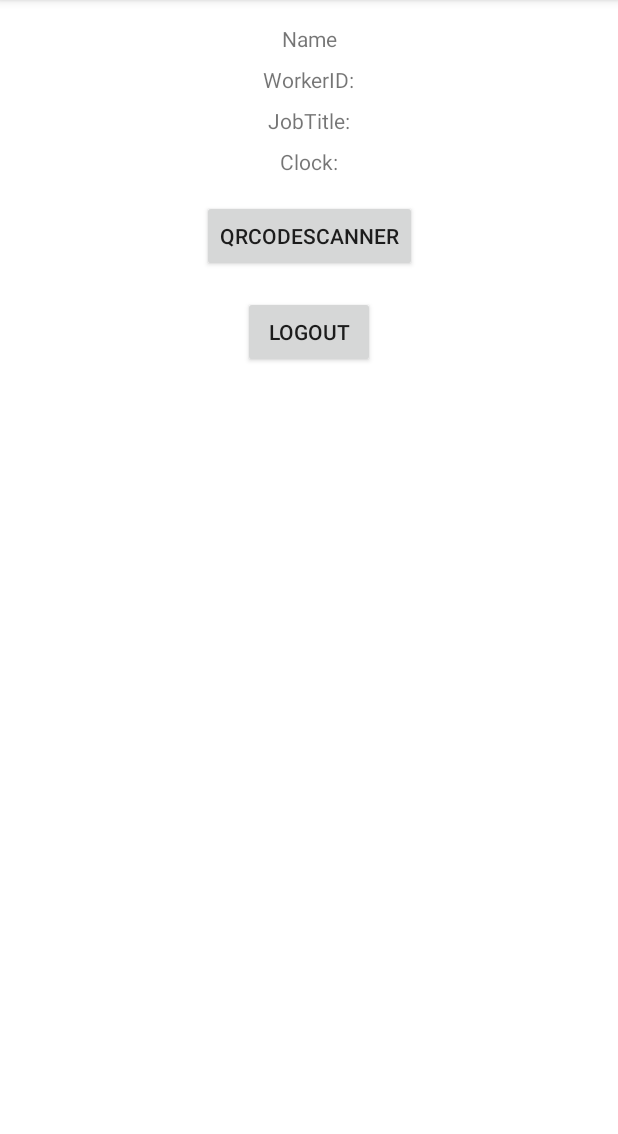
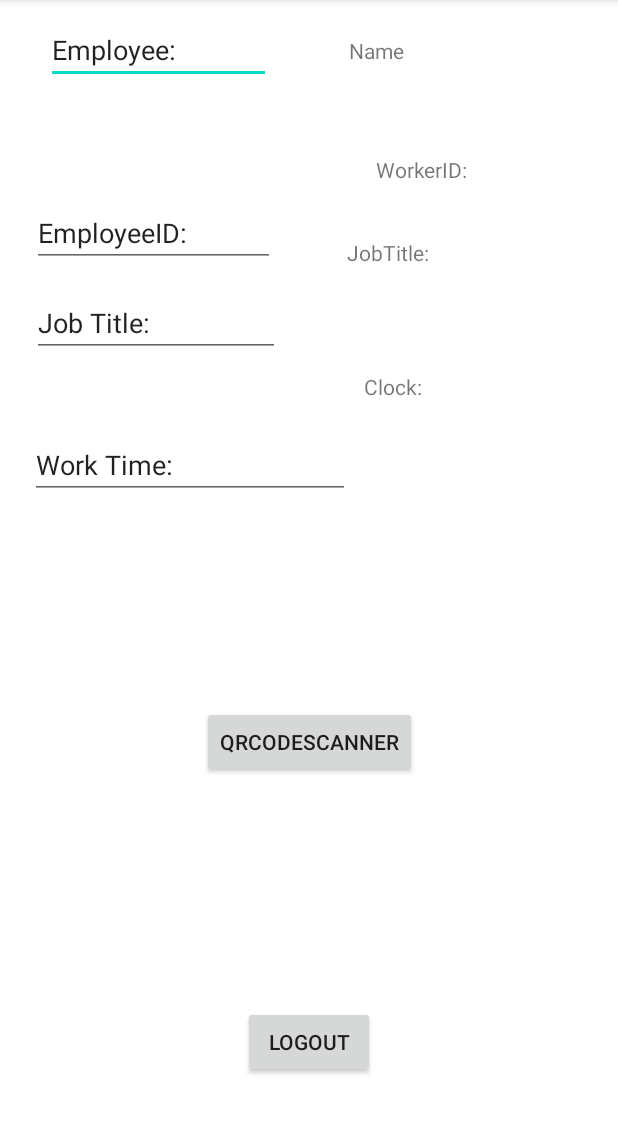
Before and after one commit to Foxroad1/Ranger_team_project, an Android app built with Jetpack Compose: the ProfileActivity screen opened directly, with no data from a screen before it, on a phone screen of 412 x 824 dp, the part 84-1218 px from its top. Run offline under Robolectric (Android 15) with nearby library versions, the phone set to English and light mode, and no system bars; libraries missing offline, so code that uses them is left out: com.google.zxing.integration.

Commit message:
new profile try.

```diff
--- a/Companionapp/app/src/main/java/com/example/bethonworkercompanion/ProfileActivity.kt
+++ b/Companionapp/app/src/main/java/com/example/bethonworkercompanion/ProfileActivity.kt
@@ -1,12 +1,13 @@
 package com.example.bethonworkercompanion
 
 import android.app.Activity
-import android.app.ProgressDialog
+import android.app.AlertDialog
 import android.content.Intent
 import android.os.Bundle
 import android.os.Handler
 import android.os.Looper
 import android.util.Log
+import android.view.LayoutInflater
 import android.widget.Button
 import android.widget.TextView
 import android.widget.Toast
@@ -28,7 +29,7 @@ class ProfileActivity : AppCompatActivity() {
     private lateinit var qrScanLauncher: ActivityResultLauncher<Intent>
     private val handler = Handler(Looper.getMainLooper())
     private var startTime: Long = 0
-    private lateinit var progressDialog: ProgressDialog
+    private lateinit var progressDialog: AlertDialog
 
     private val clockRunnable = object : Runnable {
         override fun run() {
@@ -45,10 +46,13 @@ class ProfileActivity : AppCompatActivity() {
         super.onCreate(savedInstanceState)
         setContentView(R.layout.activity_profile)
 
-        // Initialize ProgressDialog
-        progressDialog = ProgressDialog(this)
-        progressDialog.setMessage("Loading...")
-        progressDialog.setCancelable(false)
+        // Initialize AlertDialog
+        val builder = AlertDialog.Builder(this)
+        val inflater: LayoutInflater = this.layoutInflater
+        val dialogView = inflater.inflate(R.layout.progress_dialog, findViewById(android.R.id.content), false)
+        builder.setView(dialogView)
+        builder.setCancelable(false)
+        progressDialog = builder.create()
 
         qrScanLauncher = registerForActivityResult(ActivityResultContracts.StartActivityForResult()) { result ->
             val data = result.data
--- a/Companionapp/app/src/main/res/layout/activity_profile.xml
+++ b/Companionapp/app/src/main/res/layout/activity_profile.xml
@@ -8,62 +8,129 @@
 
     <TextView
         android:id="@+id/nameTextView"
-        android:layout_width="wrap_content"
-        android:layout_height="wrap_content"
+        android:layout_width="112dp"
+        android:layout_height="35dp"
+        android:layout_marginTop="24dp"
         android:text="@string/name"
-        app:layout_constraintTop_toTopOf="parent"
+        app:layout_constraintEnd_toEndOf="parent"
+        app:layout_constraintHorizontal_bias="0.775"
         app:layout_constraintStart_toStartOf="parent"
-        app:layout_constraintEnd_toEndOf="parent"
-        android:layout_marginTop="16dp"/>
+        app:layout_constraintTop_toTopOf="parent" />
 
     <TextView
         android:id="@+id/workerIdTextView"
-        android:layout_width="wrap_content"
-        android:layout_height="wrap_content"
+        android:layout_width="76dp"
+        android:layout_height="27dp"
+        android:layout_marginTop="44dp"
         android:text="@string/Worker_ID"
-        app:layout_constraintTop_toBottomOf="@id/nameTextView"
+        app:layout_constraintEnd_toEndOf="parent"
+        app:layout_constraintHorizontal_bias="0.746"
         app:layout_constraintStart_toStartOf="parent"
-        app:layout_constraintEnd_toEndOf="parent"
-        android:layout_marginTop="8dp"/>
+        app:layout_constraintTop_toBottomOf="@id/nameTextView" />
 
     <TextView
         android:id="@+id/jobTitleTextView"
-        android:layout_width="wrap_content"
-        android:layout_height="wrap_content"
+        android:layout_width="124dp"
+        android:layout_height="33dp"
+        android:layout_marginTop="28dp"
         android:text="@string/Job_title"
-        app:layout_constraintTop_toBottomOf="@id/workerIdTextView"
+        app:layout_constraintEnd_toEndOf="parent"
+        app:layout_constraintHorizontal_bias="0.804"
         app:layout_constraintStart_toStartOf="parent"
-        app:layout_constraintEnd_toEndOf="parent"
-        android:layout_marginTop="8dp"/>
+        app:layout_constraintTop_toBottomOf="@id/workerIdTextView" />
 
     <TextView
         android:id="@+id/clockTextView"
-        android:layout_width="wrap_content"
-        android:layout_height="wrap_content"
+        android:layout_width="102dp"
+        android:layout_height="42dp"
+        android:layout_marginTop="56dp"
         android:text="@string/Clock"
-        app:layout_constraintTop_toBottomOf="@id/jobTitleTextView"
+        app:layout_constraintEnd_toEndOf="parent"
+        app:layout_constraintHorizontal_bias="0.783"
         app:layout_constraintStart_toStartOf="parent"
-        app:layout_constraintEnd_toEndOf="parent"
-        android:layout_marginTop="8dp"/>
+        app:layout_constraintTop_toBottomOf="@id/jobTitleTextView" />
 
     <Button
         android:id="@+id/scanQrButton"
         android:layout_width="wrap_content"
         android:layout_height="wrap_content"
+        android:layout_marginTop="140dp"
+        android:layout_marginBottom="152dp"
         android:text="@string/Scan_QR_Code"
-        app:layout_constraintTop_toBottomOf="@id/clockTextView"
+        app:layout_constraintBottom_toTopOf="@+id/logoutButton"
+        app:layout_constraintEnd_toEndOf="parent"
         app:layout_constraintStart_toStartOf="parent"
-        app:layout_constraintEnd_toEndOf="parent"
-        android:layout_marginTop="16dp"/>
+        app:layout_constraintTop_toBottomOf="@id/clockTextView" />
 
     <Button
         android:id="@+id/logoutButton"
         android:layout_width="wrap_content"
         android:layout_height="wrap_content"
+        android:layout_marginTop="152dp"
         android:text="@string/Logout"
-        app:layout_constraintTop_toBottomOf="@id/scanQrButton"
+        app:layout_constraintEnd_toEndOf="parent"
+        app:layout_constraintHorizontal_bias="0.501"
         app:layout_constraintStart_toStartOf="parent"
-        app:layout_constraintEnd_toEndOf="parent"
-        android:layout_marginTop="16dp"/>
+        app:layout_constraintTop_toBottomOf="@id/scanQrButton" />
+
+    <EditText
+        android:id="@+id/editTextText2"
+        android:layout_width="150dp"
+        android:layout_height="40dp"
+        android:layout_marginStart="30dp"
+        android:layout_marginTop="16dp"
+        android:layout_marginEnd="52dp"
+        android:layout_marginBottom="40dp"
+        android:ems="10"
+        android:inputType="text"
+        android:text="Employee:"
+        app:layout_constraintBottom_toTopOf="@+id/editTextText3"
+        app:layout_constraintEnd_toStartOf="@+id/nameTextView"
+        app:layout_constraintStart_toStartOf="parent"
+        app:layout_constraintTop_toTopOf="parent" />
+
+    <EditText
+        android:id="@+id/editTextText3"
+        android:layout_width="162dp"
+        android:layout_height="42dp"
+        android:layout_marginStart="21dp"
+        android:layout_marginTop="40dp"
+        android:layout_marginEnd="67dp"
+        android:layout_marginBottom="20dp"
+        android:ems="10"
+        android:inputType="text"
+        android:text="EmployeeID:"
+        app:layout_constraintBottom_toTopOf="@+id/editTextText4"
+        app:layout_constraintEnd_toStartOf="@+id/workerIdTextView"
+        app:layout_constraintStart_toStartOf="parent"
+        app:layout_constraintTop_toBottomOf="@+id/editTextText2" />
+
+    <EditText
+        android:id="@+id/editTextText4"
+        android:layout_width="165dp"
+        android:layout_height="40dp"
+        android:layout_marginStart="21dp"
+        android:layout_marginEnd="45dp"
+        android:layout_marginBottom="49dp"
+        android:ems="10"
+        android:inputType="text"
+        android:text="Job Title:"
+        app:layout_constraintBottom_toTopOf="@+id/editTextText5"
+        app:layout_constraintEnd_toStartOf="@+id/jobTitleTextView"
+        app:layout_constraintStart_toStartOf="parent" />
+
+    <EditText
+        android:id="@+id/editTextText5"
+        android:layout_width="wrap_content"
+        android:layout_height="wrap_content"
+        android:layout_marginStart="22dp"
+        android:layout_marginEnd="11dp"
+        android:layout_marginBottom="138dp"
+        android:ems="10"
+        android:inputType="text"
+        android:text="Work Time:"
+        app:layout_constraintBottom_toTopOf="@+id/scanQrButton"
+        app:layout_constraintEnd_toStartOf="@+id/clockTextView"
+        app:layout_constraintStart_toStartOf="parent" />
 
 </androidx.constraintlayout.widget.ConstraintLayout>
--- /dev/null
+++ b/Companionapp/app/src/main/res/layout/progress_dialog.xml
@@ -0,0 +1,19 @@
+<?xml version="1.0" encoding="utf-8"?>
+<LinearLayout xmlns:android="http://schemas.android.com/apk/res/android"
+    android:layout_width="match_parent"
+    android:layout_height="match_parent"
+    android:gravity="center"
+    android:orientation="vertical">
+
+    <ProgressBar
+        android:layout_width="wrap_content"
+        android:layout_height="wrap_content"
+        style="?android:attr/progressBarStyleLarge" />
+
+    <TextView
+        android:layout_width="wrap_content"
+        android:layout_height="wrap_content"
+        android:layout_marginTop="16dp"
+        android:text="@string/Loading..."
+        android:textSize="18sp" />
+</LinearLayout>
--- a/Companionapp/app/src/main/res/values/strings.xml
+++ b/Companionapp/app/src/main/res/values/strings.xml
@@ -10,4 +10,5 @@
     <string name="Worker_ID">WorkerID:</string>
     <string name="Job_title">JobTitle:</string>
     <string name="Clock">Clock:</string>
+    <string name="Loading...">Loading</string>
 </resources>
```
Also changed, not shown: 80 other files.
